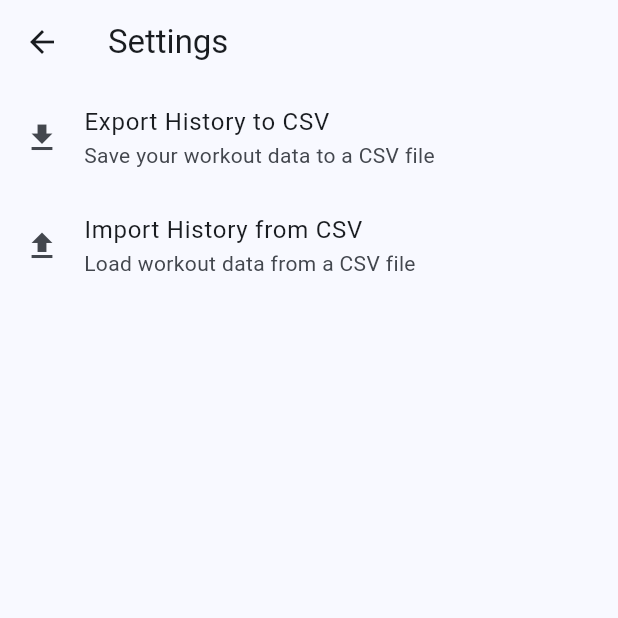
After one commit to TomCrease/TrainingApp2, a Flutter app: the SettingsPage screen opened directly, after a tap on "Import History from CSV", on a phone screen of 412 x 824 dp, the top half of it. The commit adds this screen. Run offline on Flutter 3.47's test engine with Material 3 defaults, Android fonts, the light colour scheme and no system bars; our stand-ins replace csv, drift, file_picker, flutter_riverpod, share_plus; accounts and stored records are empty; generated files the repository leaves out were written again.

Commit message:
updates to import / export

```diff
--- a/frontend/lib/database/tables.dart
+++ b/frontend/lib/database/tables.dart
@@ -23,6 +23,7 @@ class WorkoutSessions extends Table {
   IntColumn get id => integer().autoIncrement()();
   IntColumn get templateId =>
       integer().nullable().references(WorkoutTemplates, #id)();
+  TextColumn get workoutName => text().nullable()();
   DateTimeColumn get startTime => dateTime()();
   DateTimeColumn get endTime => dateTime().nullable()();
 }
--- /dev/null
+++ b/frontend/lib/features/settings/settings_page.dart
@@ -0,0 +1,123 @@
+import 'dart:convert';
+import 'dart:io';
+
+import 'package:csv/csv.dart';
+import 'package:file_picker/file_picker.dart';
+import 'package:flutter/material.dart';
+import 'package:flutter_riverpod/flutter_riverpod.dart';
+import 'package:path_provider/path_provider.dart';
+import 'package:share_plus/share_plus.dart';
+
+import '../../providers/database_provider.dart';
+
+class SettingsPage extends ConsumerWidget {
+  const SettingsPage({super.key});
+
+  @override
+  Widget build(BuildContext context, WidgetRef ref) {
+    return Scaffold(
+      appBar: AppBar(title: const Text('Settings')),
+      body: ListView(
+        children: [
+          ListTile(
+            leading: const Icon(Icons.download),
+            title: const Text('Export History to CSV'),
+            subtitle: const Text('Save your workout data to a CSV file'),
+            onTap: () => _exportHistory(context, ref),
+          ),
+          ListTile(
+            leading: const Icon(Icons.upload),
+            title: const Text('Import History from CSV'),
+            subtitle: const Text('Load workout data from a CSV file'),
+            onTap: () => _importHistory(context, ref),
+          ),
+        ],
+      ),
+    );
+  }
+
+  Future<void> _exportHistory(BuildContext context, WidgetRef ref) async {
+    try {
+      final db = ref.read(databaseProvider);
+      final data = await db.getExportData();
+
+      if (data.isEmpty) {
+        if (context.mounted) {
+          ScaffoldMessenger.of(
+            context,
+          ).showSnackBar(const SnackBar(content: Text('No history to export')));
+        }
+        return;
+      }
+
+      final List<List<dynamic>> rows = [];
+      // Add header
+      rows.add(['date', 'workoutName', 'exercise', 'weight', 'reps']);
+
+      for (var item in data) {
+        rows.add([
+          item['date'],
+          item['workoutName'],
+          item['exercise'],
+          item['weight'],
+          item['reps'],
+        ]);
+      }
+
+      String csvData = const ListToCsvConverter().convert(rows);
+
+      final directory = await getTemporaryDirectory();
+      final path = '${directory.path}/workout_history.csv';
+      final file = File(path);
+      await file.writeAsString(csvData);
+
+      await Share.shareXFiles([XFile(path)], text: 'My Workout History');
+    } catch (e) {
+      if (context.mounted) {
+        ScaffoldMessenger.of(
+          context,
+        ).showSnackBar(SnackBar(content: Text('Export failed: $e')));
+      }
+    }
+  }
+
+  Future<void> _importHistory(BuildContext context, WidgetRef ref) async {
+    try {
+      final result = await FilePicker.platform.pickFiles(
+        type: FileType.custom,
+        allowedExtensions: ['csv'],
+      );
+
+      if (result == null || result.files.single.path == null) return;
+
+      final file = File(result.files.single.path!);
+      final csvString = await file.readAsString();
+      final List<List<dynamic>> csvData = const CsvToListConverter().convert(
+        csvString,
+      );
+
+      if (csvData.isEmpty) {
+        if (context.mounted) {
+          ScaffoldMessenger.of(
+            context,
+          ).showSnackBar(const SnackBar(content: Text('CSV file is empty')));
+        }
+        return;
+      }
+
+      await ref.read(databaseProvider).importWorkoutData(csvData);
+
+      if (context.mounted) {
+        ScaffoldMessenger.of(
+          context,
+        ).showSnackBar(const SnackBar(content: Text('Import successful')));
+      }
+    } catch (e) {
+      if (context.mounted) {
+        ScaffoldMessenger.of(
+          context,
+        ).showSnackBar(SnackBar(content: Text('Import failed: $e')));
+      }
+    }
+  }
+}
--- a/frontend/lib/features/workout/active_workout_page.dart
+++ b/frontend/lib/features/workout/active_workout_page.dart
@@ -161,12 +161,6 @@ class _SetRowState extends ConsumerState<SetRow> {
       padding: const EdgeInsets.symmetric(horizontal: 8.0, vertical: 4.0),
       child: Row(
         children: [
-          Checkbox(
-            value: widget.sessionSet.isCompleted,
-            onChanged: (val) => ref
-                .read(databaseProvider)
-                .updateSet(widget.sessionSet.id, isCompleted: val),
-          ),
           SizedBox(
             width: 80,
             child: TextField(
--- a/frontend/pubspec.yaml
+++ b/frontend/pubspec.yaml
@@ -37,6 +37,9 @@ dependencies:
   path: ^1.8.3
   flutter_riverpod: ^2.4.9
   riverpod_annotation: ^2.3.3
+  csv: ^6.0.0
+  file_picker: ^10.3.8
+  share_plus: ^12.0.1
 
 dev_dependencies:
   flutter_test:
```
Also changed, not shown: frontend/lib/database/database.dart (+144 -5 lines), frontend/lib/features/history/history_page.dart (+79 -6 lines), frontend/lib/main.dart (+16 -1 lines), frontend/lib/database/database.g.dart, frontend/pubspec.lock, 5 other files.
